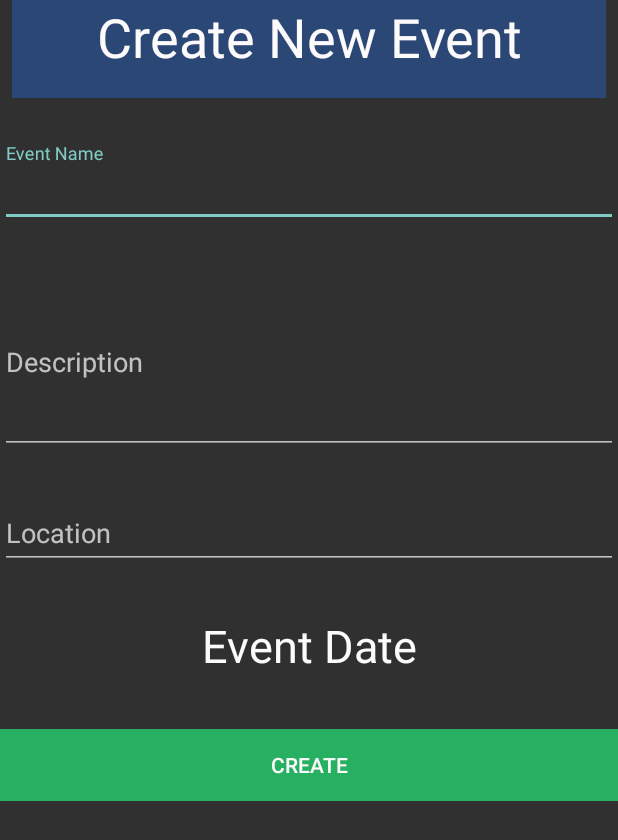
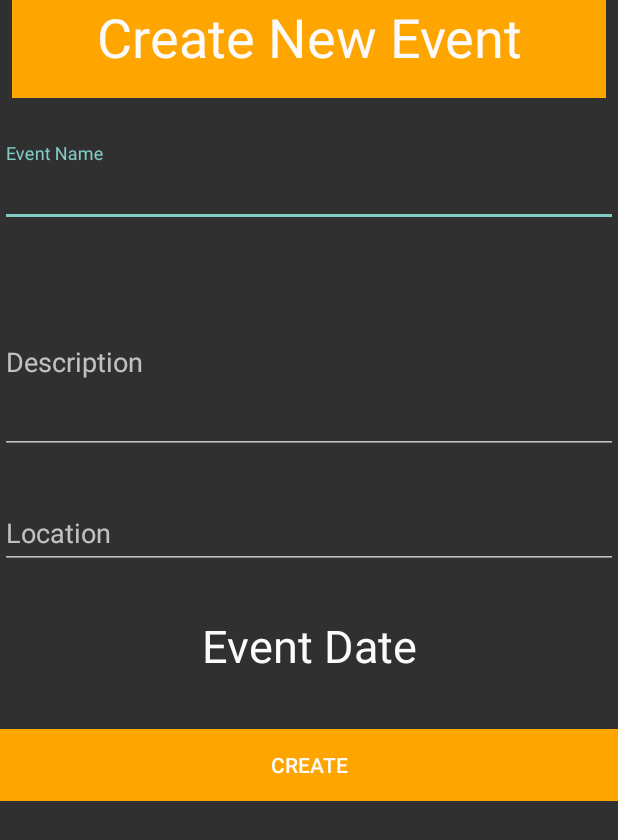
Before and after one commit to GoJamie/Musician-App, an Android app: the screen it shows after launch (CreateEvent), on a phone screen of 412 x 824 dp. Shown: the top 840 px of the screen. Run offline under Robolectric (Android 15) with nearby library versions, the phone set to English and light mode, and no system bars; Roboto replaces fonts that are not available here.

Commit message:
Update activity_create_event.xml

```diff
--- a/app/src/main/res/layout/activity_create_event.xml
+++ b/app/src/main/res/layout/activity_create_event.xml
@@ -18,7 +18,7 @@
         android:layout_height="65dp"
         android:layout_marginStart="8dp"
         android:layout_marginEnd="8dp"
-        android:background="#2b4776"
+        android:background="#FFA500"
         android:text="Create New Event"
         android:textAlignment="center"
         android:textColor="#FFFCFAFA"
@@ -88,7 +88,7 @@
             android:layout_marginTop="35dp"
             android:layout_width="match_parent"
             android:layout_height="wrap_content"
-            android:background="#27b061"
+            android:background="#FFA500"
             android:textColor="#FFFCFAFA"
             android:text="Create" />
 
```
